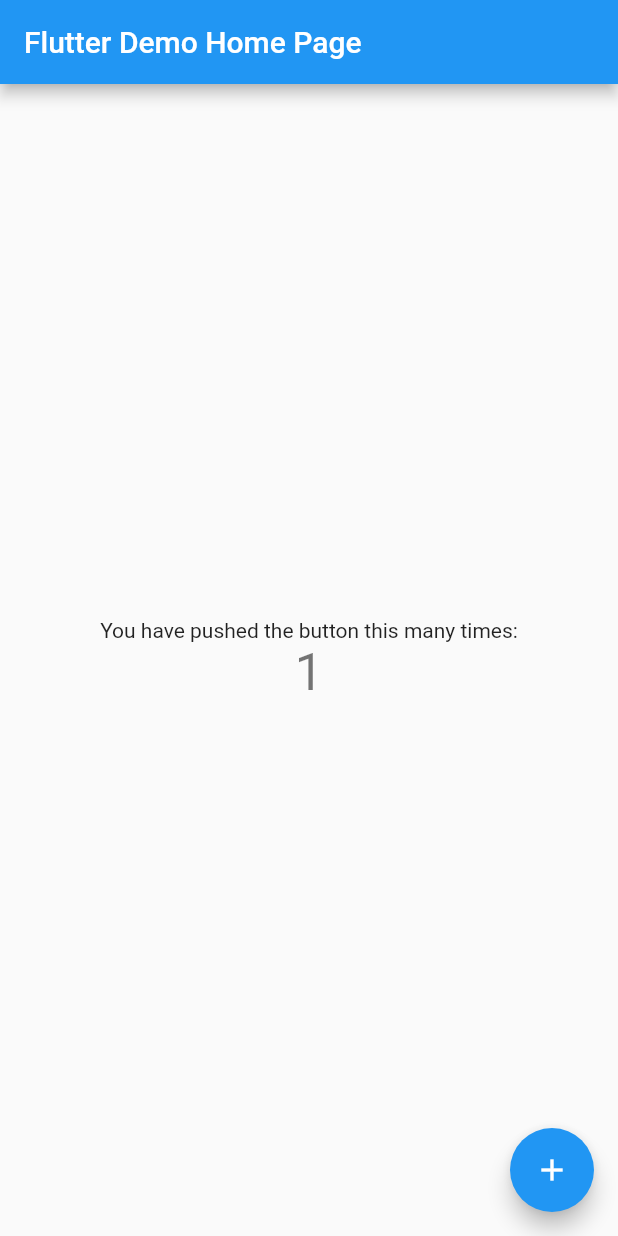
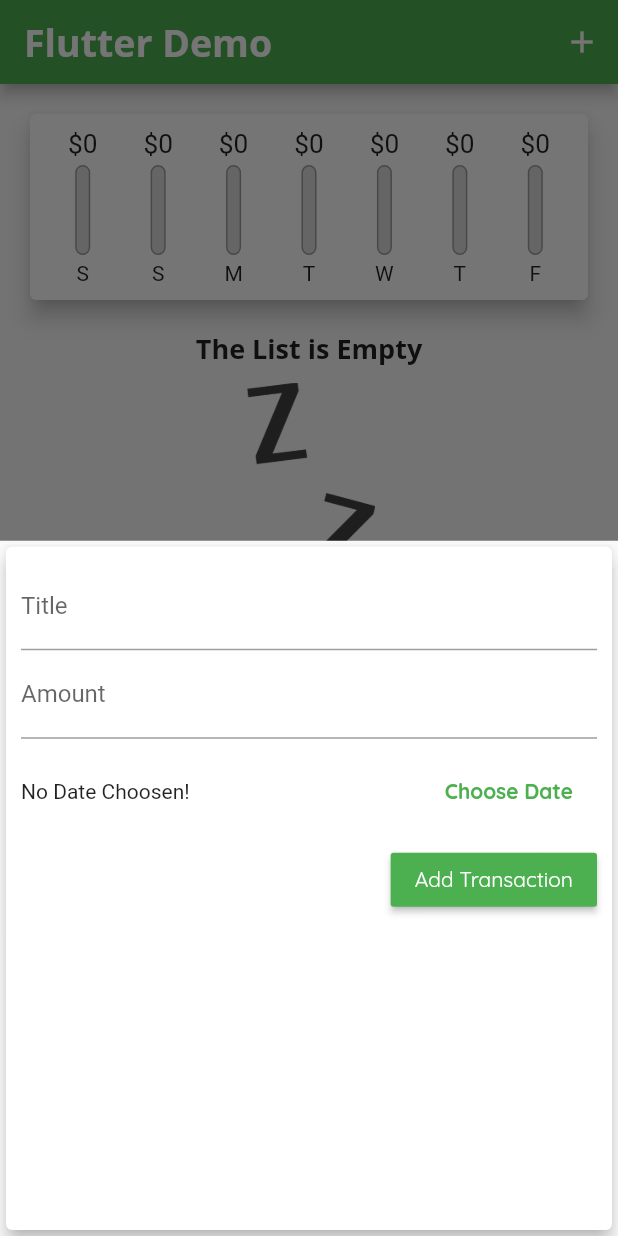
Before and after one commit to akashef/flutter_samples, a Flutter app: the screen it shows after launch, after a tap on the "add" icon, on a phone screen of 412 x 824 dp. Run offline on Flutter 3.47's test engine with Material 2 defaults, Android fonts, the light colour scheme and no system bars.

Commit message:
add new app

```diff
--- a/personal_expenses/lib/main.dart
+++ b/personal_expenses/lib/main.dart
@@ -1,4 +1,8 @@
 import 'package:flutter/material.dart';
+import './widgets/charts.dart';
+import './widgets/new_transaction.dart';
+import './widgets/transactionList.dart';
+import './models/transaction.dart';
 
 void main() {
   runApp(MyApp());
@@ -6,108 +10,116 @@
 
 class MyApp extends StatelessWidget {
   // This widget is the root of your application.
+
   @override
   Widget build(BuildContext context) {
     return MaterialApp(
-      title: 'Flutter Demo',
+      title: 'Personal Expenses',
       theme: ThemeData(
-        // This is the theme of your application.
-        //
-        // Try running your application with "flutter run". You'll see the
-        // application has a blue toolbar. Then, without quitting the app, try
-        // changing the primarySwatch below to Colors.green and then invoke
-        // "hot reload" (press "r" in the console where you ran "flutter run",
-        // or simply save your changes to "hot reload" in a Flutter IDE).
-        // Notice that the counter didn't reset back to zero; the application
-        // is not restarted.
-        primarySwatch: Colors.blue,
-      ),
-      home: MyHomePage(title: 'Flutter Demo Home Page'),
+          primarySwatch: Colors.green,
+          accentColor: Colors.cyan,
+          fontFamily: 'Quicksand',
+          textTheme: ThemeData.light().textTheme.copyWith(
+                title: TextStyle(
+                  fontFamily: 'OpenSans',
+                  fontWeight: FontWeight.bold,
+                  fontSize: 18,
+                ),
+                button: TextStyle(
+                  color: Colors.white,
+                ),
+              ),
+          appBarTheme: AppBarTheme(
+            textTheme: ThemeData.light().textTheme.copyWith(
+                  title: TextStyle(
+                    fontFamily: 'OpenSans',
+                    fontWeight: FontWeight.bold,
+                    fontSize: 25,
+                  ),
+                ),
+          )),
+      home: MyHomePage(),
     );
   }
 }
 
 class MyHomePage extends StatefulWidget {
-  MyHomePage({Key? key, required this.title}) : super(key: key);
-
-  // This widget is the home page of your application. It is stateful, meaning
-  // that it has a State object (defined below) that contains fields that affect
-  // how it looks.
-
-  // This class is the configuration for the state. It holds the values (in this
-  // case the title) provided by the parent (in this case the App widget) and
-  // used by the build method of the State. Fields in a Widget subclass are
-  // always marked "final".
-
-  final String title;
-
   @override
   _MyHomePageState createState() => _MyHomePageState();
 }
 
 class _MyHomePageState extends State<MyHomePage> {
-  int _counter = 0;
+  final List<Transaction> _userTransactions = [];
 
-  void _incrementCounter() {
+  List<Transaction> get _recentTransactions {
+    return _userTransactions.where((tx) {
+      return tx.date.isAfter(
+        DateTime.now().subtract(
+          Duration(days: 7),
+        ),
+      );
+    }).toList();
+  }
+
+  void _addNewTransaction(
+      String txTitle, double txAmount, DateTime choosenDate) {
+    final newTx = Transaction(
+      id: DateTime.now().toString(),
+      title: txTitle,
+      amount: txAmount,
+      date: choosenDate,
+    );
     setState(() {
-      // This call to setState tells the Flutter framework that something has
-      // changed in this State, which causes it to rerun the build method below
-      // so that the display can reflect the updated values. If we changed
-      // _counter without calling setState(), then the build method would not be
-      // called again, and so nothing would appear to happen.
-      _counter++;
+      _userTransactions.add(newTx);
     });
+  }
+
+  void _startAddNewTransaction(BuildContext ctx) {
+    showModalBottomSheet(
+      context: ctx,
+      builder: (_) {
+        return NewTransaction(_addNewTransaction);
+      },
+    );
+  }
+
+  void _deleteTransaction(String id) {
+    setState(
+      () {
+        _userTransactions.removeWhere(
+          (tx) => tx.id == id,
+        );
+      },
+    );
   }
 
   @override
   Widget build(BuildContext context) {
-    // This method is rerun every time setState is called, for instance as done
-    // by the _incrementCounter method above.
-    //
-    // The Flutter framework has been optimized to make rerunning build methods
-    // fast, so that you can just rebuild anything that needs updating rather
-    // than having to individually change instances of widgets.
     return Scaffold(
       appBar: AppBar(
-        // Here we take the value from the MyHomePage object that was created by
-        // the App.build method, and use it to set our appbar title.
-        title: Text(widget.title),
+        title: Text('Flutter Demo'),
+        actions: <Widget>[
+          IconButton(
+            icon: Icon(Icons.add),
+            onPressed: () => _startAddNewTransaction(context),
+          )
+        ],
       ),
-      body: Center(
-        // Center is a layout widget. It takes a single child and positions it
-        // in the middle of the parent.
-        child: Column(
-          // Column is also a layout widget. It takes a list of children and
-          // arranges them vertically. By default, it sizes itself to fit its
-          // children horizontally, and tries to be as tall as its parent.
-          //
-          // Invoke "debug painting" (press "p" in the console, choose the
-          // "Toggle Debug Paint" action from the Flutter Inspector in Android
-          // Studio, or the "Toggle Debug Paint" command in Visual Studio Code)
-          // to see the wireframe for each widget.
-          //
-          // Column has various properties to control how it sizes itself and
-          // how it positions its children. Here we use mainAxisAlignment to
-          // center the children vertically; the main axis here is the vertical
-          // axis because Columns are vertical (the cross axis would be
-          // horizontal).
-          mainAxisAlignment: MainAxisAlignment.center,
-          children: <Widget>[
-            Text(
-              'You have pushed the button this many times:',
-            ),
-            Text(
-              '$_counter',
-              style: Theme.of(context).textTheme.headline4,
-            ),
-          ],
+      body: SingleChildScrollView(
+          child: Column(
+              mainAxisAlignment: MainAxisAlignment.start,
+              crossAxisAlignment: CrossAxisAlignment.stretch,
+              children: <Widget>[
+            Chart(_recentTransactions),
+            TransactionList(_userTransactions, _deleteTransaction),
+          ])),
+      floatingActionButtonLocation: FloatingActionButtonLocation.centerDocked,
+      floatingActionButton: Container(
+        child: FloatingActionButton(
+          child: Icon(Icons.add),
+          onPressed: () => _startAddNewTransaction(context),
         ),
       ),
-      floatingActionButton: FloatingActionButton(
-        onPressed: _incrementCounter,
-        tooltip: 'Increment',
-        child: Icon(Icons.add),
-      ), // This trailing comma makes auto-formatting nicer for build methods.
     );
   }
 }
--- /dev/null
+++ b/personal_expenses/lib/models/transaction.dart
@@ -0,0 +1,13 @@
+class Transaction {
+  final String id;
+  final String title;
+  final double amount;
+  final DateTime date;
+
+  Transaction({
+    required this.id,
+    required this.title,
+    required this.amount,
+    required this.date,
+  });
+}
--- /dev/null
+++ b/personal_expenses/lib/widgets/chart_bar.dart
@@ -0,0 +1,61 @@
+import 'package:flutter/cupertino.dart';
+import 'package:flutter/material.dart';
+
+class ChartBar extends StatelessWidget {
+  final String label;
+  final double spendingAmount;
+  final double spendingPctOfTotal;
+
+  ChartBar(
+    this.label,
+    this.spendingAmount,
+    this.spendingPctOfTotal,
+  );
+  @override
+  Widget build(BuildContext context) {
+    return Column(
+      children: <Widget>[
+        Container(
+          height: 20,
+          child: FittedBox(
+            child: Text('\$${spendingAmount.toStringAsFixed(0)}'),
+          ),
+        ),
+        SizedBox(
+          height: 4,
+        ),
+        Container(
+          height: 60,
+          width: 10,
+          child: Stack(
+            children: <Widget>[
+              Container(
+                decoration: BoxDecoration(
+                  border: Border.all(
+                    color: Colors.grey,
+                    width: 1.0,
+                  ),
+                  color: Color.fromRGBO(220, 220, 220, 1),
+                  borderRadius: BorderRadius.circular(10),
+                ),
+              ),
+              FractionallySizedBox(
+                heightFactor: spendingPctOfTotal,
+                child: Container(
+                  decoration: BoxDecoration(
+                    color: Theme.of(context).primaryColor,
+                    borderRadius: BorderRadius.circular(10),
+                  ),
+                ),
+              )
+            ],
+          ),
+        ),
+        SizedBox(
+          height: 4,
+        ),
+        Text(label),
+      ],
+    );
+  }
+}
--- /dev/null
+++ b/personal_expenses/lib/widgets/charts.dart
@@ -0,0 +1,62 @@
+import 'package:flutter/material.dart';
+import 'package:intl/intl.dart';
+import 'package:personal_expenses/widgets/chart_bar.dart';
+import '../models/transaction.dart';
+
+class Chart extends StatelessWidget {
+  final List<Transaction> recentTransactions;
+
+  Chart(this.recentTransactions);
+
+  List<Map<String, Object>> get groupedTransactionValues {
+    return List.generate(7, (index) {
+      final weekDay = DateTime.now().subtract(
+        Duration(days: index),
+      );
+      var totalSum = 0.0;
+      for (var i = 0; i < recentTransactions.length; i++) {
+        if (recentTransactions[i].date.day == weekDay.day &&
+            recentTransactions[i].date.month == weekDay.month &&
+            recentTransactions[i].date.year == weekDay.year) {
+          totalSum += recentTransactions[i].amount;
+        }
+      }
+      return {
+        'day': DateFormat.E().format(weekDay).substring(0, 1),
+        'amount': totalSum,
+      };
+    }).reversed.toList();
+  }
+
+  double get totalSpending {
+    return groupedTransactionValues.fold(0.0, (sum, item) {
+      return sum + (item['amount'] as double);
+    });
+  }
+
+  @override
+  Widget build(BuildContext context) {
+    return Card(
+      elevation: 6,
+      margin: EdgeInsets.all(20),
+      child: Container(
+        padding: EdgeInsets.all(10),
+        child: Row(
+          mainAxisAlignment: MainAxisAlignment.spaceAround,
+          children: groupedTransactionValues.map((data) {
+            return Flexible(
+              fit: FlexFit.tight,
+              child: ChartBar(
+                data['day'] as String,
+                data['amount'] as double,
+                totalSpending == 0.0
+                    ? 0.0
+                    : (data['amount'] as double) / totalSpending,
+              ),
+            );
+          }).toList(),
+        ),
+      ),
+    );
+  }
+}
--- /dev/null
+++ b/personal_expenses/lib/widgets/new_transaction.dart
@@ -0,0 +1,110 @@
+import 'package:flutter/material.dart';
+import 'package:intl/intl.dart';
+
+class NewTransaction extends StatefulWidget {
+  final Function addTx;
+  NewTransaction(this.addTx);
+
+  @override
+  _NewTransactionState createState() => _NewTransactionState();
+}
+
+class _NewTransactionState extends State<NewTransaction> {
+  final _titleController = TextEditingController();
+
+  final _amountController = TextEditingController();
+
+  late DateTime _selectedDate;
+  bool _userSelectDate = false;
+
+  void _submitData() {
+    final enteredTitle = _titleController.text;
+    final enterdAmount = double.parse(_amountController.text);
+    if (enteredTitle.isEmpty || enterdAmount <= 0 || _userSelectDate == false) {
+      return;
+    }
+    widget.addTx(
+      enteredTitle,
+      enterdAmount,
+      _selectedDate,
+    );
+    Navigator.of(context).pop();
+  }
+
+  void _presentDatePicker() {
+    showDatePicker(
+            context: context,
+            initialDate: DateTime.now(),
+            firstDate: DateTime(2021),
+            lastDate: DateTime.now())
+        .then(
+      (pickedDate) {
+        if (pickedDate == null) {
+          return;
+        }
+        setState(() {
+          _userSelectDate = true;
+          _selectedDate = pickedDate;
+        });
+      },
+    );
+  }
+
+  @override
+  Widget build(BuildContext context) {
+    return Card(
+      elevation: 5,
+      child: Container(
+        padding: EdgeInsets.all(10),
+        child: Column(
+          crossAxisAlignment: CrossAxisAlignment.end,
+          children: <Widget>[
+            TextField(
+              decoration: InputDecoration(labelText: "Title"),
+              controller: _titleController,
+              onSubmitted: (_) => _submitData(),
+            ),
+            TextField(
+              decoration: InputDecoration(labelText: "Amount"),
+              controller: _amountController,
+              keyboardType: TextInputType.number,
+              onSubmitted: (_) => _submitData(),
+            ),
+            Container(
+              height: 70,
+              child: Row(
+                children: <Widget>[
+                  Expanded(
+                    child: Text(
+                      _userSelectDate == false
+                          ? 'No Date Choosen!'
+                          : 'Picked Date ${DateFormat.yMd().format(_selectedDate)}',
+                    ),
+                  ),
+                  FlatButton(
+                    textColor: Theme.of(context).primaryColor,
+                    child: Text(
+                      'Choose Date',
+                      style: TextStyle(
+                        fontWeight: FontWeight.bold,
+                      ),
+                    ),
+                    onPressed: _presentDatePicker,
+                  )
+                ],
+              ),
+            ),
+            RaisedButton(
+              child: Text(
+                "Add Transaction",
+              ),
+              color: Theme.of(context).primaryColor,
+              textColor: Theme.of(context).textTheme.button!.color,
+              onPressed: _submitData,
+            )
+          ],
+        ),
+      ),
+    );
+  }
+}
--- /dev/null
+++ b/personal_expenses/lib/widgets/transactionList.dart
@@ -0,0 +1,68 @@
+import 'package:flutter/material.dart';
+import 'package:intl/intl.dart';
+import '../models/transaction.dart';
+
+class TransactionList extends StatelessWidget {
+  final List<Transaction> transactions;
+  final Function deleteTx;
+  TransactionList(this.transactions, this.deleteTx);
+  @override
+  Widget build(BuildContext context) {
+    return Container(
+      height: 450,
+      child: transactions.isEmpty
+          ? Column(
+              children: [
+                Text(
+                  "The List is Empty",
+                  style: Theme.of(context).textTheme.title,
+                ),
+                SizedBox(
+                  height: 10,
+                ),
+                Container(
+                  height: 200,
+                  child: Image.asset(
+                    'assets/images/waiting.png',
+                    fit: BoxFit.cover,
+                  ),
+                ),
+              ],
+            )
+          : ListView.builder(
+              itemBuilder: (ctx, index) {
+                return Card(
+                  elevation: 6,
+                  margin: EdgeInsets.symmetric(
+                    vertical: 8,
+                    horizontal: 5,
+                  ),
+                  child: ListTile(
+                    leading: CircleAvatar(
+                      radius: 30,
+                      child: Padding(
+                        padding: EdgeInsets.all(6),
+                        child: FittedBox(
+                          child: Text('\$${transactions[index].amount}'),
+                        ),
+                      ),
+                    ),
+                    title: Text(
+                      transactions[index].title,
+                      style: Theme.of(context).textTheme.title,
+                    ),
+                    subtitle: Text(
+                      DateFormat.yMMMd().format(transactions[index].date),
+                    ),
+                    trailing: IconButton(
+                        icon: Icon(Icons.delete),
+                        color: Theme.of(context).errorColor,
+                        onPressed: () => deleteTx(transactions[index].id)),
+                  ),
+                );
+              },
+              itemCount: transactions.length,
+            ),
+    );
+  }
+}
```
Also changed, not shown: personal_expenses/pubspec.yaml (+16 -14 lines), personal_expenses/assets/fonts/OpenSans-Bold.ttf (added), personal_expenses/assets/fonts/OpenSans-Regular.ttf (added), personal_expenses/assets/fonts/Quicksand-Bold.ttf (added), personal_expenses/assets/fonts/Quicksand-Light.ttf (added), personal_expenses/assets/fonts/Quicksand-Medium.ttf (added), personal_expenses/assets/fonts/Quicksand-Regular.ttf (added), personal_expenses/assets/images/waiting.png (added), personal_expenses/pubspec.lock.
